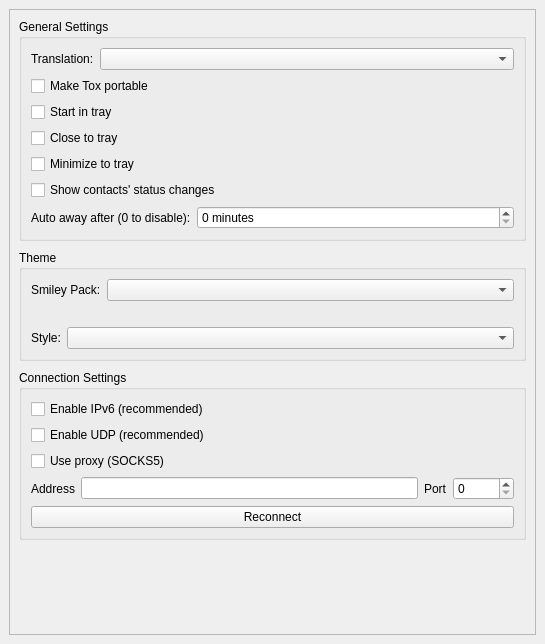
Before: the Qt Designer form src/widget/form/settings/generalsettings.ui in qTox/qTox, drawn with Qt 5.
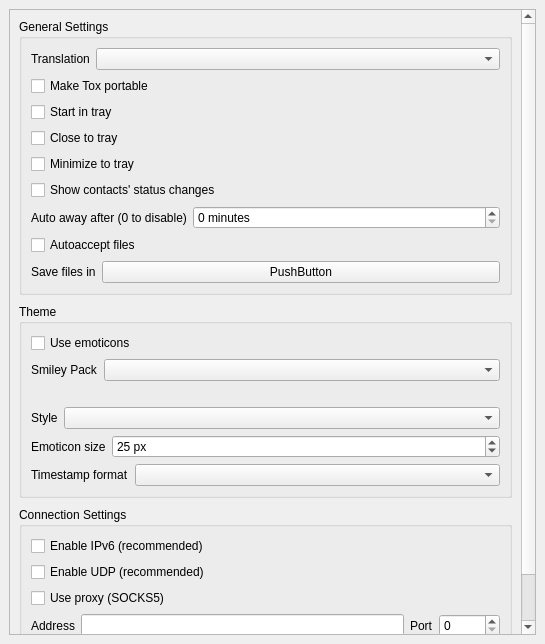
After: the same form once the commit is applied.

Commit message: autosaveDir, useEmoicons, selectTimestamp added to GUI and settings

```diff
--- a/src/widget/form/settings/generalsettings.ui
+++ b/src/widget/form/settings/generalsettings.ui
@@ -39,8 +39,8 @@
        <rect>
         <x>0</x>
         <y>0</y>
-        <width>525</width>
-        <height>624</height>
+        <width>511</width>
+        <height>739</height>
        </rect>
       </property>
       <layout class="QVBoxLayout" name="verticalLayout_4" stretch="0,0,1">
@@ -64,7 +64,7 @@
                <string>The translation may not load until qTox restarts.</string>
               </property>
               <property name="text">
-               <string>Translation:</string>
+               <string>Translation</string>
               </property>
              </widget>
             </item>
@@ -132,7 +132,7 @@
                <enum>Qt::LeftToRight</enum>
               </property>
               <property name="text">
-               <string>Auto away after (0 to disable):</string>
+               <string>Auto away after (0 to disable)</string>
               </property>
              </widget>
             </item>
@@ -163,6 +163,37 @@
             </item>
            </layout>
           </item>
+          <item>
+           <widget class="QCheckBox" name="autoacceptFiles">
+            <property name="text">
+             <string>Autoaccept files</string>
+            </property>
+           </widget>
+          </item>
+          <item>
+           <layout class="QHBoxLayout" name="saveFilesHLayout">
+            <item>
+             <widget class="QLabel" name="autoSaveFilesDirLabel">
+              <property name="text">
+               <string>Save files in</string>
+              </property>
+             </widget>
+            </item>
+            <item>
+             <widget class="QPushButton" name="autoSaveFilesDir">
+              <property name="sizePolicy">
+               <sizepolicy hsizetype="Expanding" vsizetype="Fixed">
+                <horstretch>0</horstretch>
+                <verstretch>0</verstretch>
+               </sizepolicy>
+              </property>
+              <property name="text">
+               <string>PushButton</string>
+              </property>
+             </widget>
+            </item>
+           </layout>
+          </item>
          </layout>
         </widget>
        </item>
@@ -172,12 +203,19 @@
           <string>Theme</string>
          </property>
          <layout class="QVBoxLayout" name="verticalLayout">
+          <item>
+           <widget class="QCheckBox" name="useEmoticons">
+            <property name="text">
+             <string>Use emoticons</string>
+            </property>
+           </widget>
+          </item>
           <item>
            <layout class="QHBoxLayout" name="smileyHLayout">
             <item>
              <widget class="QLabel" name="smileyPackLabel">
               <property name="text">
-               <string extracomment="Text on smiley pack label">Smiley Pack:</string>
+               <string extracomment="Text on smiley pack label">Smiley Pack</string>
               </property>
              </widget>
             </item>
@@ -255,7 +293,7 @@
             <item>
              <widget class="QLabel" name="styleLabel">
               <property name="text">
-               <string>Style:</string>
+               <string>Style</string>
               </property>
              </widget>
             </item>
@@ -271,6 +309,63 @@
             </item>
            </layout>
           </item>
+          <item>
+           <layout class="QHBoxLayout" name="emoiticonHLayout">
+            <item>
+             <widget class="QLabel" name="emoticonSizeLabel">
+              <property name="text">
+               <string>Emoticon size</string>
+              </property>
+             </widget>
+            </item>
+            <item>
+             <widget class="QSpinBox" name="emoticonSize">
+              <property name="sizePolicy">
+               <sizepolicy hsizetype="Expanding" vsizetype="Fixed">
+                <horstretch>0</horstretch>
+                <verstretch>0</verstretch>
+               </sizepolicy>
+              </property>
+              <property name="specialValueText">
+               <string/>
+              </property>
+              <property name="suffix">
+               <string> px</string>
+              </property>
+              <property name="minimum">
+               <number>1</number>
+              </property>
+              <property name="maximum">
+               <number>2147483647</number>
+              </property>
+              <property name="value">
+               <number>25</number>
+              </property>
+             </widget>
+            </item>
+           </layout>
+          </item>
+          <item>
+           <layout class="QHBoxLayout" name="timestampHLayout">
+            <item>
+             <widget class="QLabel" name="timestampLabel">
+              <property name="text">
+               <string>Timestamp format</string>
+              </property>
+             </widget>
+            </item>
+            <item>
+             <widget class="QComboBox" name="timestamp">
+              <property name="sizePolicy">
+               <sizepolicy hsizetype="Expanding" vsizetype="Fixed">
+                <horstretch>0</horstretch>
+                <verstretch>0</verstretch>
+               </sizepolicy>
+              </property>
+             </widget>
+            </item>
+           </layout>
+          </item>
          </layout>
         </widget>
        </item>
```
The commit also changes 4 other files.
